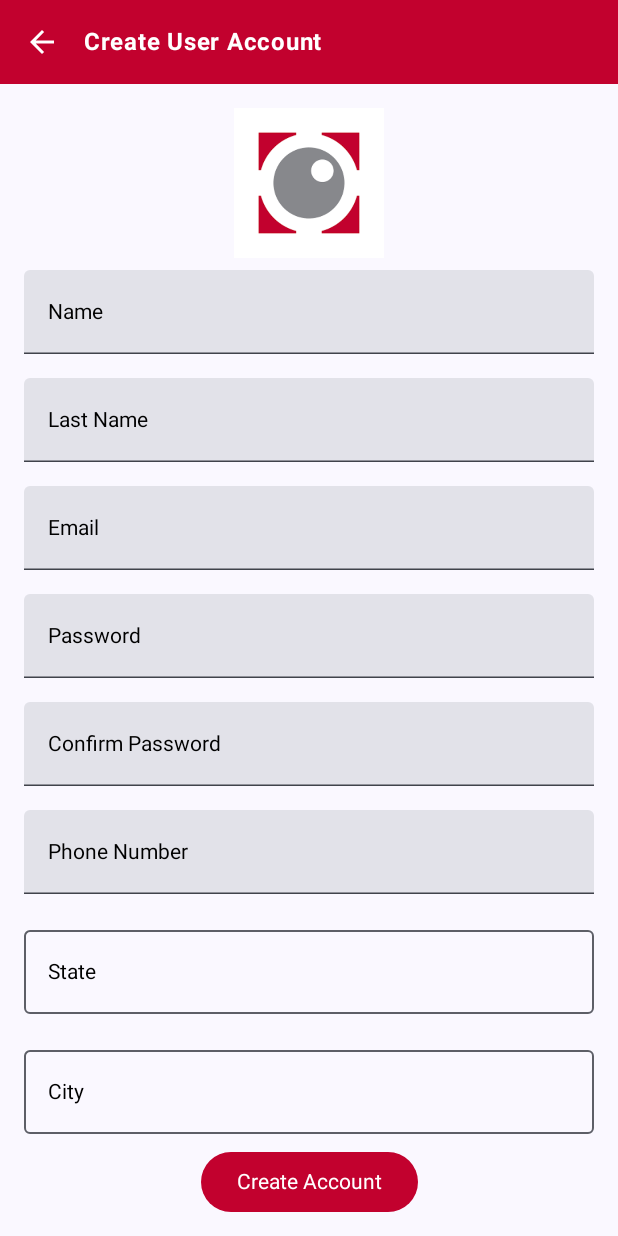
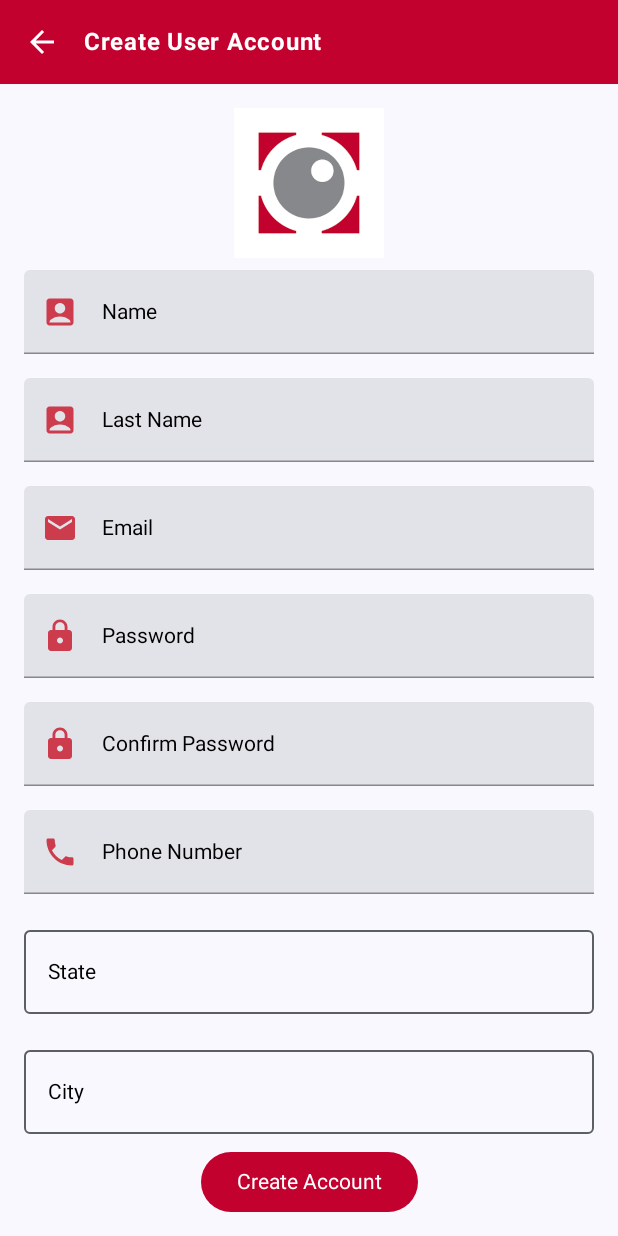
Before and after one commit to SantiagoMtz25/FRISA-EQUIPO4, an Android app built with Jetpack Compose: the screen it shows after launch (MainActivity), after a tap on "Create Account", on a phone screen of 412 x 824 dp. Run offline under Robolectric (Android 15) with nearby library versions, the phone set to English and light mode, and no system bars.

Commit message:
Updated color paletter in login in, added invite user button with navigation, and copy login style to create account screen

```diff
--- a/app/src/main/java/com/example/loginpagetest/MainActivity.kt
+++ b/app/src/main/java/com/example/loginpagetest/MainActivity.kt
@@ -7,9 +7,7 @@ import androidx.compose.foundation.layout.fillMaxSize
 import androidx.compose.material3.MaterialTheme
 import androidx.compose.material3.Surface
 import androidx.compose.ui.Modifier
-import com.example.loginpagetest.navigation.PageNagivation
-import com.example.loginpagetest.screens.loginpage.mainLoginPage
-import com.example.loginpagetest.screens.loginpage.myLoginApp
+import com.example.loginpagetest.navigation.PageNavigation
 import com.example.loginpagetest.ui.theme.LoginPageTestTheme
 
 class MainActivity : ComponentActivity() {
@@ -22,7 +20,7 @@ class MainActivity : ComponentActivity() {
                     modifier = Modifier.fillMaxSize(),
                     color = MaterialTheme.colorScheme.background
                 ) {
-                    PageNagivation()
+                    PageNavigation()
                 }
             }
         }
--- a/app/src/main/java/com/example/loginpagetest/navigation/PageNagivation.kt
+++ b/app/src/main/java/com/example/loginpagetest/navigation/PageNagivation.kt
@@ -9,11 +9,12 @@ import com.example.loginpagetest.screens.homepage.OrganizationsCatalogue
 import com.example.loginpagetest.screens.loginpage.myLoginApp
 import com.example.loginpagetest.screens.createaccount.CreateAccount
 import com.example.loginpagetest.screens.favourites.myFavourites
+import com.example.loginpagetest.screens.inviteuser.inviteUser
 import com.example.loginpagetest.screens.oscpage.OSCPage
 import com.example.loginpagetest.screens.test.MainScreen
 
 @Composable
-fun PageNagivation () {
+fun PageNavigation () {
     val navController = rememberNavController()
     NavHost(navController = navController, startDestination = "login") {
         composable("login") {
@@ -37,5 +38,8 @@ fun PageNagivation () {
         composable("aboutapp") {
             aboutApp(navController)
         }
+        composable("inviteUser") {
+            inviteUser(navController)
+        }
     }
 }
--- a/app/src/main/java/com/example/loginpagetest/navigation/Screens.kt
+++ b/app/src/main/java/com/example/loginpagetest/navigation/Screens.kt
@@ -8,5 +8,6 @@ enum class Screens {
     OSCpage,
     testScreen,
     favourites,
-    aboutapp;
+    aboutapp,
+    inviteUser;
 }
--- a/app/src/main/java/com/example/loginpagetest/screens/createaccount/CreateAccount.kt
+++ b/app/src/main/java/com/example/loginpagetest/screens/createaccount/CreateAccount.kt
@@ -24,6 +24,12 @@ import com.example.loginpagetest.navigation.CustomTopBar
 import androidx.compose.material.DropdownMenu
 import androidx.compose.material.DropdownMenuItem
 import androidx.compose.material.Text
+import androidx.compose.material.icons.Icons
+import androidx.compose.material.icons.filled.AccountBox
+import androidx.compose.material.icons.filled.Call
+import androidx.compose.material.icons.filled.Email
+import androidx.compose.material.icons.filled.Lock
+import androidx.compose.material.icons.filled.Phone
 import androidx.compose.material3.MaterialTheme.colorScheme
 import androidx.compose.ui.focus.onFocusChanged
 import androidx.compose.ui.graphics.Color
@@ -45,6 +51,7 @@ fun CreateAccount(navController: NavHostController) {
     ) {
         val scrollState = rememberScrollState()
         val myColor = colorResource(id = R.color.logoRed)
+        val customLighterRed = colorResource(id = R.color.almostlogored)
         Column {
             CustomTopBar(title = "Create User Account", navController = navController, screen = "login")
             Column(
@@ -405,12 +412,54 @@ fun CreateAccount(navController: NavHostController) {
                         .align(Alignment.CenterHorizontally)
                 )
 
-                CreateAccountTextField(value = viewModel.name, onValueChange = { viewModel.name = it }, label = "Name")
-                CreateAccountTextField(value = viewModel.lastName, onValueChange = { viewModel.lastName = it }, label = "Last Name")
-                CreateAccountTextField(value = viewModel.email, onValueChange = { viewModel.email = it }, label = "Email", keyboardType = KeyboardType.Email)
-                CreateAccountTextField(value = viewModel.password, onValueChange = { viewModel.password = it }, label = "Password", keyboardType = KeyboardType.Password, visualTransformation = PasswordVisualTransformation())
-                CreateAccountTextField(value = viewModel.confirmPassword, onValueChange = { viewModel.confirmPassword = it }, label = "Confirm Password", keyboardType = KeyboardType.Password, visualTransformation = PasswordVisualTransformation())
-                CreateAccountTextField(value = viewModel.phoneNumber, onValueChange = { viewModel.phoneNumber = it }, label = "Phone Number", keyboardType = KeyboardType.Phone)
+                CreateAccountTextField(value = viewModel.name, onValueChange = { viewModel.name = it }, label = "Name",
+                    icon = {
+                        Icon(
+                            imageVector = Icons.Default.AccountBox,
+                            contentDescription = "Name Icon",
+                            tint = customLighterRed
+                        )
+                    })
+                CreateAccountTextField(value = viewModel.lastName, onValueChange = { viewModel.lastName = it }, label = "Last Name",
+                    icon = {
+                        Icon(
+                            imageVector = Icons.Default.AccountBox,
+                            contentDescription = "Last Name Icon",
+                            tint = customLighterRed
+                        )
+                    })
+                CreateAccountTextField(value = viewModel.email, onValueChange = { viewModel.email = it }, label = "Email", keyboardType = KeyboardType.Email,
+                    icon = {
+                        Icon(
+                            imageVector = Icons.Default.Email,
+                            contentDescription = "Email Icon",
+                            tint = customLighterRed
+                        )
+                    })
+                CreateAccountTextField(value = viewModel.password, onValueChange = { viewModel.password = it }, label = "Password", keyboardType = KeyboardType.Password, visualTransformation = PasswordVisualTransformation(),
+                    icon = {
+                        Icon(
+                            imageVector = Icons.Default.Lock,
+                            contentDescription = "Email Icon",
+                            tint = customLighterRed
+                        )
+                    })
+                CreateAccountTextField(value = viewModel.confirmPassword, onValueChange = { viewModel.confirmPassword = it }, label = "Confirm Password", keyboardType = KeyboardType.Password, visualTransformation = PasswordVisualTransformation(),
+                    icon = {
+                        Icon(
+                            imageVector = Icons.Default.Lock,
+                            contentDescription = "Email Icon",
+                            tint = customLighterRed
+                        )
+                    })
+                CreateAccountTextField(value = viewModel.phoneNumber, onValueChange = { viewModel.phoneNumber = it }, label = "Phone Number", keyboardType = KeyboardType.Phone,
+                    icon = {
+                        Icon(
+                            imageVector = Icons.Default.Phone,
+                            contentDescription = "Email Icon",
+                            tint = customLighterRed
+                        )
+                    })
 
                 // CreateAccountTextField(value = state, onValueChange = { state = it }, label = "State"),
                 // For State
@@ -534,17 +583,25 @@ fun CreateAccount(navController: NavHostController) {
 }
 
 
+@OptIn(ExperimentalMaterial3Api::class)
 @Composable
 fun CreateAccountTextField(
     value: String,
     onValueChange: (String) -> Unit,
     label: String,
     keyboardType: KeyboardType = KeyboardType.Text,
-    visualTransformation: VisualTransformation = VisualTransformation.None
+    visualTransformation: VisualTransformation = VisualTransformation.None,
+    icon: @Composable (() -> Unit)? = null
 ) {
+    val customRed = colorResource(id = R.color.logoRed)
+    val customLighterRed = colorResource(id = R.color.almostlogored)
+    val customGray = colorResource(id = R.color.logoGray)
+    val customPink = colorResource(id = R.color.lightred_pink)
+
     TextField(
         value = value,
         onValueChange = onValueChange,
+        singleLine = true,
         label = { Text(label) },
         keyboardOptions = KeyboardOptions(
             keyboardType = keyboardType,
@@ -553,6 +610,13 @@ fun CreateAccountTextField(
         visualTransformation = visualTransformation,
         modifier = Modifier
             .fillMaxWidth()
-            .padding(top = 8.dp, bottom = 8.dp)
+            .padding(top = 8.dp, bottom = 8.dp),
+        colors = TextFieldDefaults.textFieldColors(
+            cursorColor = customRed,
+            focusedIndicatorColor = customPink,
+            unfocusedIndicatorColor = customGray,
+            focusedLabelColor = customLighterRed
+        ),
+        leadingIcon = icon
     )
 }
--- /dev/null
+++ b/app/src/main/java/com/example/loginpagetest/screens/inviteuser/InviteUser.kt
@@ -0,0 +1,10 @@
+package com.example.loginpagetest.screens.inviteuser
+
+import androidx.compose.runtime.Composable
+import androidx.navigation.NavHostController
+import com.example.loginpagetest.screens.homepage.OrganizationsCatalogue
+
+@Composable
+fun inviteUser (navController: NavHostController) {
+    OrganizationsCatalogue(content = navController)
+}
--- a/app/src/main/java/com/example/loginpagetest/screens/loginpage/LoginPage.kt
+++ b/app/src/main/java/com/example/loginpagetest/screens/loginpage/LoginPage.kt
@@ -4,12 +4,20 @@ import androidx.compose.foundation.Image
 import androidx.compose.foundation.background
 import androidx.compose.foundation.layout.Arrangement
 import androidx.compose.foundation.layout.Column
+import androidx.compose.foundation.layout.Row
 import androidx.compose.foundation.layout.Spacer
 import androidx.compose.foundation.layout.fillMaxSize
 import androidx.compose.foundation.layout.height
 import androidx.compose.foundation.layout.padding
 import androidx.compose.foundation.layout.size
+import androidx.compose.foundation.layout.width
 import androidx.compose.foundation.text.KeyboardOptions
+import androidx.compose.material.Icon
+import androidx.compose.material.IconButton
+import androidx.compose.material.icons.Icons
+import androidx.compose.material.icons.filled.Email
+import androidx.compose.material.icons.filled.Lock
+import androidx.compose.material.icons.filled.Warning
 import androidx.compose.material3.Button
 import androidx.compose.material3.ButtonDefaults
 import androidx.compose.material3.ExperimentalMaterial3Api
@@ -17,6 +25,7 @@ import androidx.compose.material3.MaterialTheme
 import androidx.compose.material3.Surface
 import androidx.compose.material3.Text
 import androidx.compose.material3.TextField
+import androidx.compose.material3.TextFieldDefaults
 import androidx.compose.runtime.Composable
 import androidx.compose.runtime.getValue
 import androidx.compose.runtime.mutableStateOf
@@ -27,18 +36,21 @@ import androidx.compose.ui.Alignment
 import androidx.compose.ui.Modifier
 import androidx.compose.ui.graphics.Color
 import androidx.compose.ui.graphics.painter.Painter
+import androidx.compose.ui.res.colorResource
 import androidx.compose.ui.res.painterResource
 import androidx.compose.ui.text.TextStyle
 import androidx.compose.ui.text.font.FontWeight
 import androidx.compose.ui.text.input.ImeAction
 import androidx.compose.ui.text.input.KeyboardType
 import androidx.compose.ui.text.input.PasswordVisualTransformation
+import androidx.compose.ui.text.input.VisualTransformation
 import androidx.compose.ui.tooling.preview.Preview
 import androidx.compose.ui.unit.dp
 import androidx.compose.ui.unit.sp
 import androidx.navigation.NavHostController
 import com.example.loginpagetest.R
 import com.example.loginpagetest.ui.theme.LoginPageTestTheme
+
 
 @Composable
 fun myLoginApp(navController: NavHostController) {
@@ -63,9 +75,13 @@ fun mainLoginPage(navController: NavHostController) {
         horizontalAlignment = Alignment.CenterHorizontally,
         verticalArrangement = Arrangement.Center
     ) {
-        val customRed = Color(0xFFC2012E)
+        val customRed = colorResource(id = R.color.logoRed)
+        val customLighterRed = colorResource(id = R.color.almostlogored)
+        val customGray = colorResource(id = R.color.logoGray)
+        val customPink = colorResource(id = R.color.lightred_pink)
         var email by rememberSaveable { mutableStateOf("") }
         var password by rememberSaveable { mutableStateOf("") }
+        var passwordVisibility by rememberSaveable { mutableStateOf(false) }
 
         // FRISA Logo
         val image: Painter = painterResource(id = R.drawable.frisa)
@@ -85,31 +101,57 @@ fun mainLoginPage(navController: NavHostController) {
                 color = Color.Black
             )
         )
-        Spacer(modifier = Modifier.height(16.dp))
-
+        Spacer(modifier = Modifier.height(28.dp))
         // Email input
         TextField(
             value = email,
             onValueChange = { email = it },
             label = { Text("Email") },
             singleLine = true,
-            keyboardOptions = KeyboardOptions.Default.copy(keyboardType = KeyboardType.Email)
+            keyboardOptions = KeyboardOptions.Default.copy(keyboardType = KeyboardType.Email),
+            colors = TextFieldDefaults.textFieldColors(
+                cursorColor = customRed,
+                focusedIndicatorColor = customPink,
+                unfocusedIndicatorColor = customGray,
+                focusedLabelColor = customLighterRed
+            ),
+            leadingIcon = {
+                Icon(
+                    Icons.Default.Email,
+                    contentDescription = "Email Icon",
+                    tint = customLighterRed
+                )
+            },
+            // modifier = Modifier.background(customGray) // Change this to your desired background color
         )
         Spacer(modifier = Modifier.height(16.dp))
-
         // Password input
         TextField(
             value = password,
             onValueChange = { password = it },
             label = { Text("Password") },
-            visualTransformation = PasswordVisualTransformation(),
+            visualTransformation = if (passwordVisibility) VisualTransformation.None else PasswordVisualTransformation(),
             keyboardOptions = KeyboardOptions.Default.copy(
                 keyboardType = KeyboardType.Password,
                 imeAction = ImeAction.Done
+            ),
+            colors = TextFieldDefaults.textFieldColors(
+                cursorColor = customRed,
+                focusedIndicatorColor = customPink,
+                unfocusedIndicatorColor = customGray,
+                focusedLabelColor = customLighterRed
+            ),
+            leadingIcon = {
+                Icon(
+                    Icons.Default.Lock,
+                    contentDescription = "Lock Icon",
+                    tint = customLighterRed
                 )
+            }
+            // modifier = Modifier.background(customGray) // Change this to your desired background color
         )
         Spacer(modifier = Modifier.height(16.dp))
-        // Login button
+        Row {
             MaterialTheme(
                 colorScheme = MaterialTheme.colorScheme.copy(primary = customRed, onPrimary = Color.White)
             ) {
@@ -117,12 +159,13 @@ fun mainLoginPage(navController: NavHostController) {
                     onClick = {
                         // Navigate to testScreen
                         navController.navigate("testScreen")
-                }
+                    },
+                    modifier = Modifier.width(100.dp)
                 ) {
                     Text("Login")
                 }
             }
-        Spacer(modifier = Modifier.height(16.dp))
+            Spacer(modifier = Modifier.width(16.dp))
             MaterialTheme(
                 colorScheme = MaterialTheme.colorScheme.copy(primary = customRed, onPrimary = Color.White)
             ) {
@@ -130,12 +173,26 @@ fun mainLoginPage(navController: NavHostController) {
                     onClick = {
                         // Navigate to create_account
                         navController.navigate("create_account")
-                }
+                    },
+                    modifier = Modifier.width(145.dp)
                 ) {
                     Text("Create Account")
                 }
             }
-
-
+        }
+        Spacer(modifier = Modifier.height(10.dp))
+        MaterialTheme(
+            colorScheme = MaterialTheme.colorScheme.copy(primary = customRed, onPrimary = Color.White)
+        ) {
+            Button(
+                onClick = {
+                    // Navigate to create_account
+                    navController.navigate("inviteUser")
+                },
+                modifier = Modifier.width(145.dp)
+            ) {
+                Text("Invite User")
             }
         }
+    }
+}
```
Lines whose indentation alone changed are shown as unchanged.
